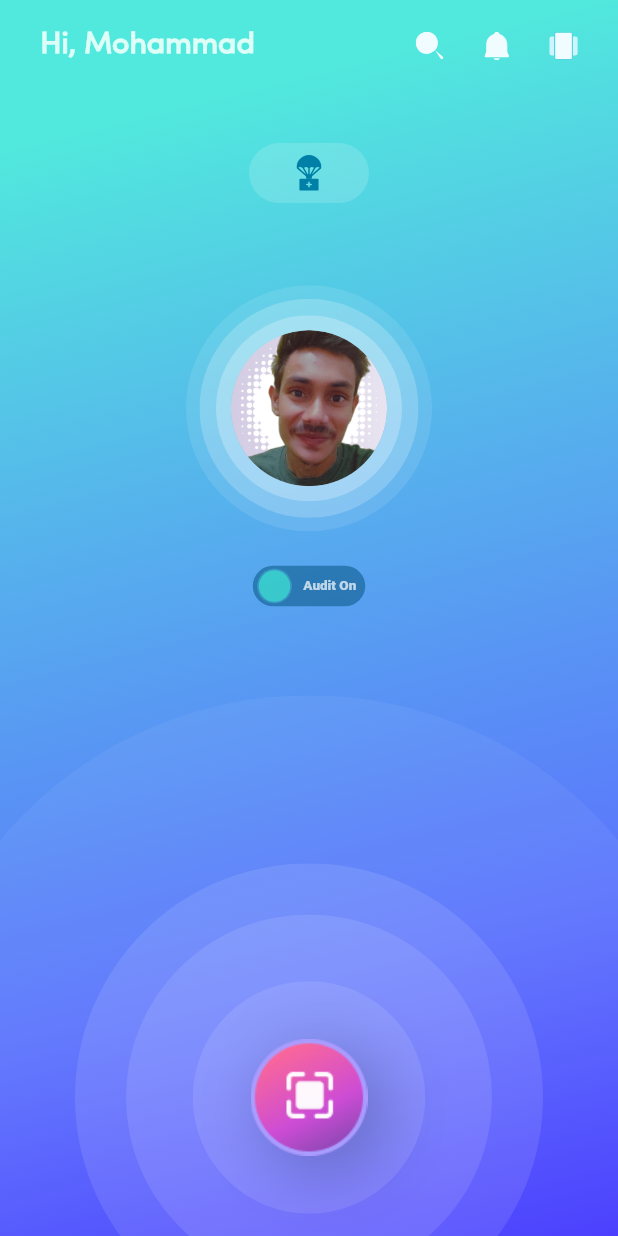
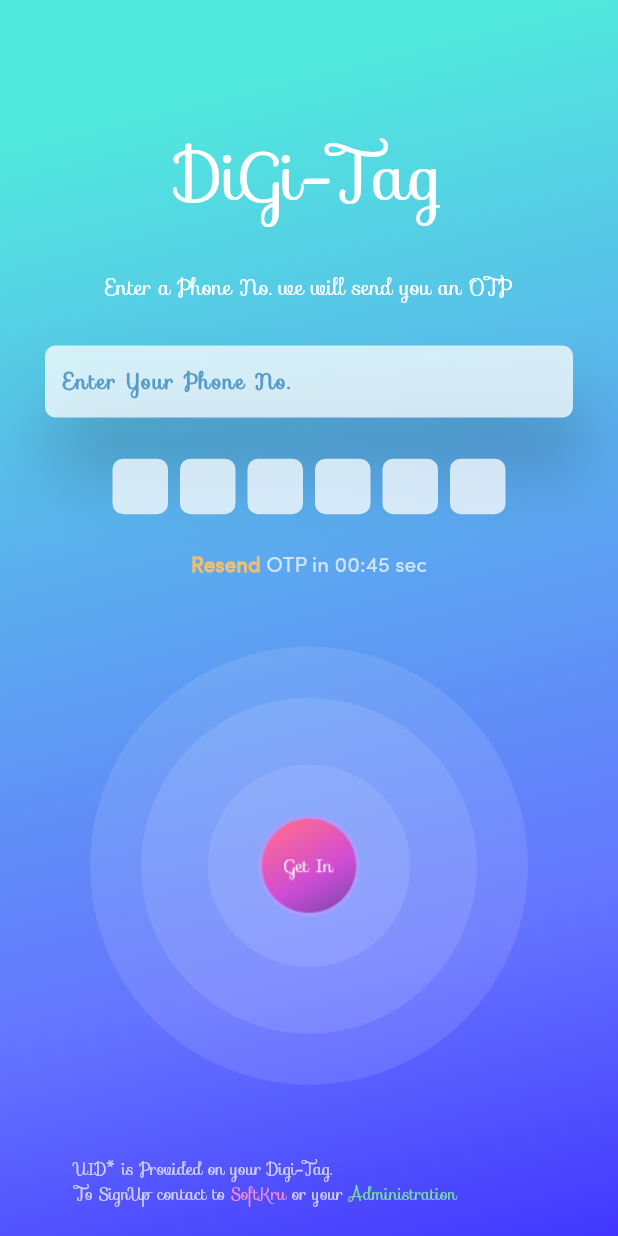
Before and after one commit to Suheb786/DiGi-Tag, a Flutter app: the screen it shows after launch, on a phone screen of 412 x 824 dp. Run offline on Flutter 3.47's test engine with Material 2 defaults, Android fonts, the phone set to English and light mode, and no system bars; drawn by our look-alikes of flutter_switch, flutter_zoom_drawer, pinput; our stand-ins replace firebase_core, flutter_svg, get, google_fonts; missing offline and left inert: mobile_scanner; accounts and stored records are empty.

Commit message:
Phone Authontication Page created

```diff
--- a/lib/app/modules/bindings/profile_binding.dart
+++ b/lib/app/modules/bindings/profile_binding.dart
@@ -8,6 +8,6 @@ class ProfileBinding extends Bindings {
     // Get.lazyPut<ProfileController>(
     //   () => ProfileController(),
     // );
-    Get.put(ProfileController());
+    //// Get.put(ProfileController());
   }
 }
--- /dev/null
+++ b/lib/app/modules/controllers/otp_view_controller.dart
@@ -0,0 +1,36 @@
+import 'package:digitag/app/modules/views/home_view.dart';
+import 'package:flutter/cupertino.dart';
+import 'package:get/get.dart';
+import 'package:mobile_scanner/mobile_scanner.dart';
+
+class OtpViewController extends GetxController {
+  TextEditingController phonenocontroller = TextEditingController();
+  final phonekey = GlobalKey<FormState>();
+
+  validphone(phone) {
+    if (!GetUtils.isPhoneNumber(phone)) {
+      return "Hey!! Enter a valid No.";
+    }
+  }
+
+  phonecheck() {
+    if (phonekey.currentState!.validate()) {
+      Get.off(() => HomeView());
+    }
+  }
+
+  final count = 0.obs;
+  @override
+  void onInit() {
+    super.onInit();
+  }
+
+  @override
+  void onReady() {
+    super.onReady();
+  }
+
+  @override
+  void onClose() {}
+  void increment() => count.value++;
+}
--- /dev/null
+++ b/lib/app/modules/views/otp_view_view.dart
@@ -0,0 +1,114 @@
+import 'package:digitag/app/modules/widgets/bit_text.dart';
+import 'package:digitag/app/modules/widgets/footerText.dart';
+import 'package:digitag/app/modules/widgets/icon_Stack.dart';
+import 'package:digitag/app/modules/widgets/login_in_widgets.dart';
+import 'package:digitag/app/modules/widgets/otpField.dart';
+import 'package:digitag/app/modules/widgets/textfield.dart';
+import 'package:flutter/material.dart';
+import 'package:flutter/services.dart';
+
+import 'package:get/get.dart';
+import 'package:pinput/pinput.dart';
+
+import '../../Decoration/decoration.dart';
+import '../controllers/otp_view_controller.dart';
+
+class OtpViewView extends GetView<OtpViewController> {
+  @override
+  Widget build(BuildContext context) {
+    final responsive = MediaQuery.of(context).size;
+    return Scaffold(
+      resizeToAvoidBottomInset: false,
+      body: LayoutBuilder(
+        builder: (context, constraints) => Container(
+          height: double.infinity,
+          width: double.infinity,
+          decoration: Decorations.grdntBG,
+          child: Form(
+            key: controller.phonekey,
+            child: Column(
+              children: [
+                SizedBox(height: responsive.height / 10),
+                BigText("DiGi-Tag"),
+                SizedBox(height: responsive.height / 30),
+                const Text(
+                  "Enter a Phone No. we will send you an OTP",
+                  style: TextStyle(fontFamily: "Sofia", color: Colors.white),
+                ),
+                SizedBox(height: responsive.height / 30),
+                Padding(
+                  padding: const EdgeInsets.symmetric(horizontal: 30.0),
+                  child: Container(
+                    decoration: BoxDecoration(
+                        borderRadius: BorderRadius.circular(7),
+                        boxShadow: const [
+                          BoxShadow(
+                            color: Color.fromARGB(64, 30, 32, 56),
+                            offset: Offset(6, 36),
+                            blurRadius: 40,
+                            spreadRadius: 0.0,
+                          )
+                        ]),
+                    child: CustomField(
+                        validator: (phone) => controller.validphone(phone),
+                        hint: 'Enter Your Phone No.',
+                        controller: loginController.uidController),
+                  ),
+                ),
+                SizedBox(height: responsive.height / 30),
+                OTPField(),
+                SizedBox(height: responsive.height / 30),
+                Resend_OTP_Text(),
+                SignUp_Round_Button(
+                  extraBigCircle: Container(height: 0),
+                  widget: InkWell(
+                      onTap: () {
+                        controller.phonecheck();
+                      },
+                      child: GetINicon()),
+                ),
+                FooterText(),
+              ],
+            ),
+          ),
+        ),
+      ),
+    );
+  }
+
+  RichText Resend_OTP_Text() {
+    return RichText(
+      text: const TextSpan(
+        children: [
+          TextSpan(
+              text: "Resend ",
+              style: TextStyle(
+                  color: Color(0xE6FFC062),
+                  fontWeight: FontWeight.bold,
+                  fontSize: 14,
+                  fontFamily: "SofiaPro")),
+          TextSpan(
+              text: "OTP in",
+              style: TextStyle(
+                  color: Colors.white70, fontSize: 14, fontFamily: "SofiaPro")),
+          TextSpan(
+              text: " 00:45",
+              style: TextStyle(
+                  color: Colors.white70, fontSize: 14, fontFamily: "SofiaPro")),
+          TextSpan(
+              text: " sec",
+              style: TextStyle(
+                  color: Colors.white70, fontSize: 14, fontFamily: "SofiaPro")),
+        ],
+      ),
+    );
+  }
+
+  OverflowBox GetINicon() {
+    return OverflowBox(
+      maxHeight: 68,
+      minHeight: 68,
+      child: Image.asset('assets/icons/GetINButton.png'),
+    );
+  }
+}
--- /dev/null
+++ b/lib/app/modules/widgets/bit_text.dart
@@ -0,0 +1,8 @@
+import 'package:flutter/material.dart';
+
+Text BigText(String text) {
+  return Text(
+    text,
+    style: TextStyle(fontSize: 45, color: Colors.white, fontFamily: 'Sofia'),
+  );
+}
--- /dev/null
+++ b/lib/app/modules/widgets/footerText.dart
@@ -0,0 +1,29 @@
+import 'package:flutter/material.dart';
+
+import 'login_in_widgets.dart';
+
+Column FooterText() {
+  return Column(
+    children: [
+      Container(
+        alignment: Alignment.centerLeft,
+        child: const Padding(
+          padding: EdgeInsets.only(left: 50.0),
+          child: Text(
+            "UID* is Provided on your Digi-Tag.",
+            textAlign: TextAlign.end,
+            style: TextStyle(
+              fontSize: 11,
+              fontFamily: 'Sofia',
+              color: Color(0xB3FFFFFF),
+            ),
+          ),
+        ),
+      ),
+      const Custom_Contact_Text(),
+      SizedBox(
+        height: 20,
+      )
+    ],
+  );
+}
--- a/lib/app/modules/widgets/login_in_widgets.dart
+++ b/lib/app/modules/widgets/login_in_widgets.dart
@@ -35,10 +35,16 @@ class SigninIcon extends StatelessWidget {
 }
 
 //* OverFlow Stack Circle for SignIn Button and bottom info Text //
-class SignIn_Circle_Stack_Button extends StatelessWidget {
-  const SignIn_Circle_Stack_Button({
+class SignUp_Round_Button extends StatelessWidget {
+  Widget widget;
+  Widget extraBigCircle;
+  SignUp_Round_Button({
+    required this.widget,
+    required this.extraBigCircle,
     Key? key,
-  }) : super(key: key);
+  }) : super(
+          key: key,
+        );
 
   @override
   Widget build(BuildContext context) {
@@ -48,15 +54,7 @@ class SignIn_Circle_Stack_Button extends StatelessWidget {
         child: Stack(
           alignment: Alignment.center,
           children: [
-            OverflowBox(
-              maxWidth: 490,
-              maxHeight: 490,
-              child: ClipOval(
-                child: Container(
-                  color: Color(0x0Dffffff),
-                ),
-              ),
-            ),
+            extraBigCircle,
             OverflowBox(
               maxHeight: 292,
               maxWidth: 292,
@@ -84,7 +82,7 @@ class SignIn_Circle_Stack_Button extends StatelessWidget {
                 ),
               ),
             ),
-            SigninIcon(),
+            widget
           ],
         ),
       ),
--- /dev/null
+++ b/lib/app/modules/widgets/otpField.dart
@@ -0,0 +1,38 @@
+import 'package:flutter/material.dart';
+import 'package:pinput/pinput.dart';
+
+Pinput OTPField() {
+  return Pinput(
+    //    androidSmsAutofillMethod: AndroidSmsAutofillMethod.smsRetrieverApi,
+    keyboardType: TextInputType.number,
+
+    length: 6,
+    hapticFeedbackType: HapticFeedbackType.lightImpact,
+    closeKeyboardWhenCompleted: true,
+    errorTextStyle: TextStyle(
+        fontFamily: 'SofiaPro', fontSize: 14, color: Colors.redAccent),
+    cursor: Container(
+        decoration: BoxDecoration(
+            borderRadius: BorderRadius.circular(7),
+            border: Border.all(color: Color(0xe65078CC), width: 2))),
+
+    defaultPinTheme: PinTheme(
+      textStyle: TextStyle(
+          fontFamily: 'Sofia', fontSize: 14, color: Color(0xB3002B4A)),
+      height: 37,
+      width: 37,
+      decoration: BoxDecoration(
+          color: Color(0xBfffffff), borderRadius: BorderRadius.circular(7)),
+    ),
+    focusedPinTheme: PinTheme(
+      textStyle: TextStyle(
+          fontFamily: 'Sofia', fontSize: 14, color: Color(0xB3002B4A)),
+      height: 37,
+      width: 37,
+      decoration: BoxDecoration(
+        color: Color(0xbfffffff),
+        borderRadius: BorderRadius.circular(7),
+      ),
+    ),
+  );
+}
--- a/lib/app/modules/widgets/textfield.dart
+++ b/lib/app/modules/widgets/textfield.dart
@@ -7,11 +7,16 @@ import '../controllers/login_controller.dart';
 
 LoginController loginController = Get.find<LoginController>();
 
-TextFormField uidTextField() {
+TextFormField CustomField({
+  required String? Function(String?) validator,
+  required String hint,
+  required TextEditingController controller,
+}) {
   return TextFormField(
+    autovalidateMode: AutovalidateMode.onUserInteraction,
     maxLength: 10,
-    controller: loginController.uidController,
-    validator: (value) => loginController.uIDvalid(value!),
+    controller: controller,
+    validator: validator,
     style: const TextStyle(
         color: Color(0xB3002B4A),
         fontFamily: 'Sofia',
@@ -38,13 +43,13 @@ TextFormField uidTextField() {
           borderRadius: BorderRadius.circular(7),
           borderSide: BorderSide(
             width: 2,
-            color: Color.fromARGB(255, 133, 40, 33).withOpacity(0.75),
+            color: Color.fromARGB(255, 131, 66, 14).withOpacity(0.75),
           ),
         ),
         errorStyle: GoogleFonts.montserrat(
             fontSize: 10, color: Colors.white.withOpacity(0.75)),
         hintStyle: TextStyle(color: Color(0xB32278B7), fontFamily: 'Sofia'),
-        hintText: "Enter UID*"),
+        hintText: hint),
   );
 }
 
--- a/lib/app/routes/app_pages.dart
+++ b/lib/app/routes/app_pages.dart
@@ -1,16 +1,17 @@
-import 'package:digitag/app/modules/bindings/home_binding.dart';
-import 'package:digitag/app/modules/views/login_view.dart';
 import 'package:flutter/material.dart';
+
 import 'package:flutter_zoom_drawer/flutter_zoom_drawer.dart';
 import 'package:get/get.dart';
 
 import '../modules/bindings/drawer_binding.dart';
-
+import '../modules/bindings/home_binding.dart';
 import '../modules/bindings/login_binding.dart';
 import '../modules/bindings/profile_binding.dart';
+import '../modules/bindings/otp_view_binding.dart';
+import '../modules/views/otp_view_view.dart';
 import '../modules/views/drawer_view.dart';
 import '../modules/views/home_view.dart';
-
+import '../modules/views/login_view.dart';
 import '../modules/views/profile/profile_view.dart';
 
 part 'app_routes.dart';
@@ -18,7 +19,7 @@ part 'app_routes.dart';
 class AppPages {
   AppPages._();
 
-  static const INITIAL = Routes.DRAWER;
+  static const INITIAL = Routes.OTP_VIEW;
 
   static final routes = [
     GetPage(
@@ -41,5 +42,10 @@ class AppPages {
       page: () => ProfileView(),
       binding: ProfileBinding(),
     ),
+    GetPage(
+      name: _Paths.OTP_VIEW,
+      page: () => OtpViewView(),
+      binding: OtpViewBinding(),
+    ),
   ];
 }
--- a/lib/app/routes/app_routes.dart
+++ b/lib/app/routes/app_routes.dart
@@ -7,6 +7,7 @@ abstract class Routes {
   static const LOGIN = _Paths.LOGIN;
   static const DRAWER = _Paths.DRAWER;
   static const PROFILE = _Paths.PROFILE;
+  static const OTP_VIEW = _Paths.OTP_VIEW;
 }
 
 abstract class _Paths {
@@ -15,4 +16,5 @@ abstract class _Paths {
   static const LOGIN = '/login';
   static const DRAWER = '/drawer';
   static const PROFILE = '/profile';
+  static const OTP_VIEW = '/otp-view';
 }
--- a/pubspec.yaml
+++ b/pubspec.yaml
@@ -18,10 +18,11 @@ dependencies:
   flutter_svg: ^1.0.3
   flutter_switch: ^0.3.2
   flutter_zoom_drawer: ^2.3.1
-  get: 4.6.1
+  get: ^4.6.1
   google_fonts: ^2.3.1
   matrix4_transform: ^2.0.1
   mobile_scanner: ^1.0.0
+  pinput: ^2.2.7
 
 dev_dependencies:
   flutter_lints: ^1.0.0
```
Also changed, not shown: lib/app/modules/bindings/otp_view_binding.dart (added, +12 -0 lines), lib/app/modules/views/login_view.dart (+18 -27 lines), lib/app/modules/views/profile/profile_view.dart (+3 -7 lines), assets/icons/GetINButton.png (added), pubspec.lock, 2 other files.
